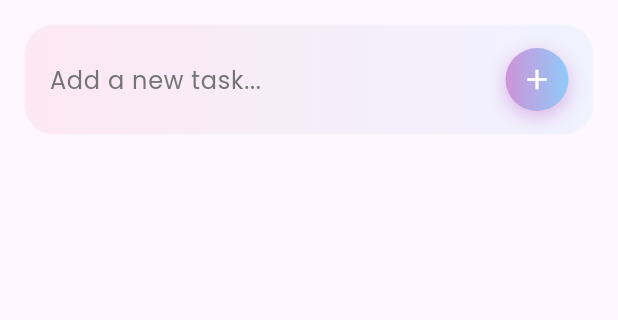
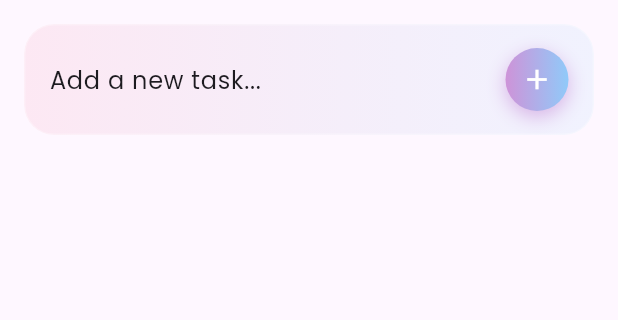
Before and after one commit to PranjalG/remembero, a Flutter app: the screen it shows after launch, on a phone screen of 412 x 824 dp, the part 84-404 px from its top. Run offline on Flutter 3.47's test engine with Material 3 defaults, Android fonts, the phone set to English and light mode, and no system bars; our stand-ins replace google_fonts, shared_preferences.

Commit message:
little UI improvements

```diff
--- a/lib/custom_widgets/add_task.dart
+++ b/lib/custom_widgets/add_task.dart
@@ -27,24 +27,24 @@ class _AddTaskWidgetState extends State<AddTaskWidget> {
               borderRadius: BorderRadius.circular(20),
               gradient: LinearGradient(
                 colors: [
-                  Colors.pink.shade100.withOpacity(0.25),
-                  Colors.blue.shade100.withOpacity(0.2),
+                  Colors.pink.shade100.withValues(alpha: 0.25),
+                  Colors.blue.shade100.withValues(alpha: 0.2),
                 ],
               ),
-              border: Border.all(
-                color: Colors.white.withOpacity(0.3),
-              ),
+              border: Border.all(color: Colors.white.withValues(alpha: 0.3)),
             ),
             child: Row(
               children: [
                 Expanded(
                   child: TextField(
                     controller: controller,
-                    style: const TextStyle(color: Colors.black87),
+                    style: TextStyle(
+                      color: Theme.of(context).textTheme.bodyLarge?.color,
+                    ),
                     decoration: InputDecoration(
                       hintText: "Add a new task...",
                       hintStyle: TextStyle(
-                        color: Colors.grey.shade600,
+                        color: Theme.of(context).textTheme.bodyLarge?.color,
                       ),
                       border: InputBorder.none,
                     ),
@@ -62,24 +62,17 @@ class _AddTaskWidgetState extends State<AddTaskWidget> {
                     decoration: BoxDecoration(
                       shape: BoxShape.circle,
                       gradient: LinearGradient(
-                        colors: [
-                          Colors.purple.shade200,
-                          Colors.blue.shade200,
-                        ],
+                        colors: [Colors.purple.shade200, Colors.blue.shade200],
                       ),
                       boxShadow: [
                         BoxShadow(
-                          color: Colors.purple.withOpacity(0.3),
+                          color: Colors.purple.withValues(alpha: 0.3),
                           blurRadius: 10,
                           offset: const Offset(0, 4),
-                        )
+                        ),
                       ],
                     ),
-                    child: const Icon(
-                      Icons.add,
-                      color: Colors.white,
-                      size: 22,
-                    ),
+                    child: const Icon(Icons.add, color: Colors.white, size: 22),
                   ),
                 ),
               ],
--- a/lib/screens/home_screen.dart
+++ b/lib/screens/home_screen.dart
@@ -17,9 +17,14 @@ class HomeScreen extends StatelessWidget {
         title: Row(
           mainAxisAlignment: MainAxisAlignment.start,
           children: [
-            Image.asset(
-              'assets/images/remembero_splash.png',
-              height: 56,
+            ClipRRect(
+              borderRadius: BorderRadius.circular(12), // adjust as needed
+              child: Image.asset(
+                Theme.of(context).brightness == Brightness.dark
+                    ? 'assets/images/remembero_dark.png'
+                    : 'assets/images/remembero_splash.png',
+                height: 56,
+              ),
             ),
             SizedBox(width: 8),
             Text(
--- a/pubspec.yaml
+++ b/pubspec.yaml
@@ -41,6 +41,7 @@ flutter:
   # To add assets to your application, add an assets section, like this:
   assets:
     - assets/images/remembero_splash.png
+    - assets/images/remembero_dark.png
 #    - images/a_dot_ham.jpeg
 
   # fonts:
```
Also changed, not shown: assets/images/remembero_dark.png (added), 1 other file.
